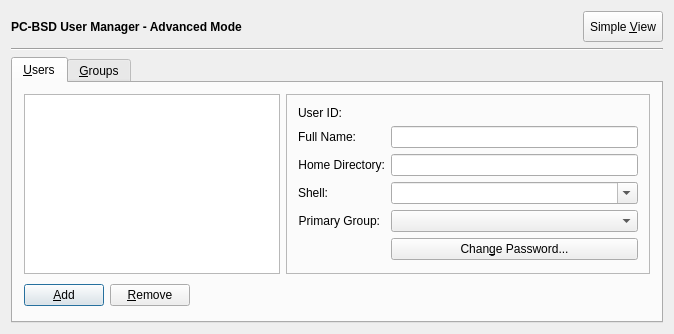
trueos/pcbsd, file src-qt4/pc-usermanager/mainDlg.ui: the form before one commit.
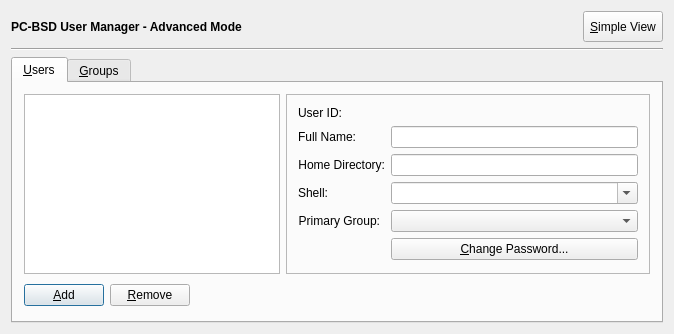
The form after the commit. Icons and pictures are not drawn.

Commit message: Updated shortcut keys.  Changed text to match standards on all buttons.

The edit to the form file:
```diff
--- a/src-qt4/pc-usermanager/mainDlg.ui
+++ b/src-qt4/pc-usermanager/mainDlg.ui
@@ -224,7 +224,7 @@
           <item row="5" column="1">
            <widget class="QPushButton" name="passwordButton">
             <property name="text">
-             <string>Chan&amp;ge Password...</string>
+             <string>&amp;Change Password...</string>
             </property>
             <property name="icon">
              <iconset resource="pcbsdusermanager.qrc">
@@ -526,7 +526,7 @@
           </size>
          </property>
          <property name="text">
-          <string>Simple &amp;View</string>
+          <string>&amp;Simple View</string>
          </property>
          <property name="shortcut">
           <string>Alt+V</string>
```
The commit also changes 3 other files.
